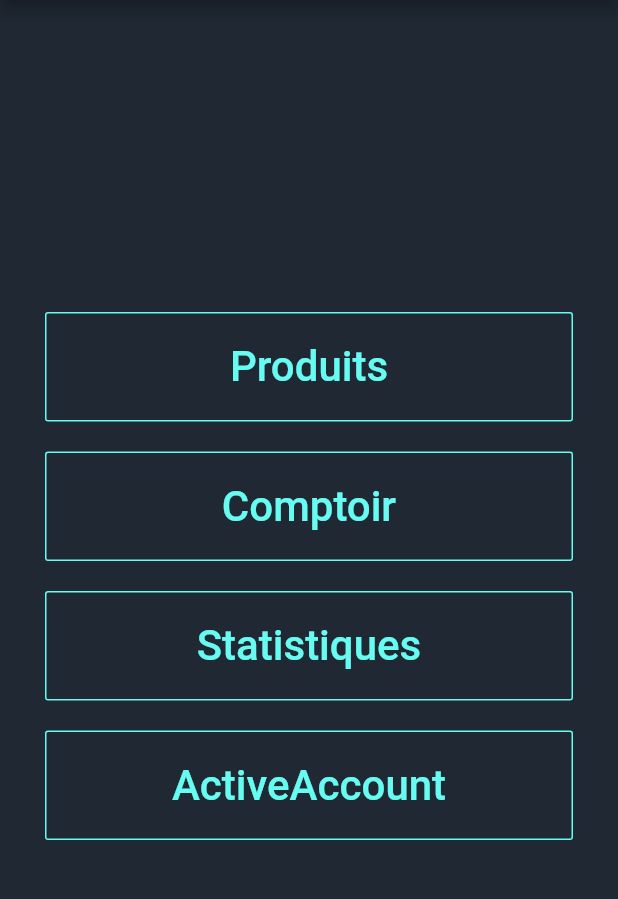
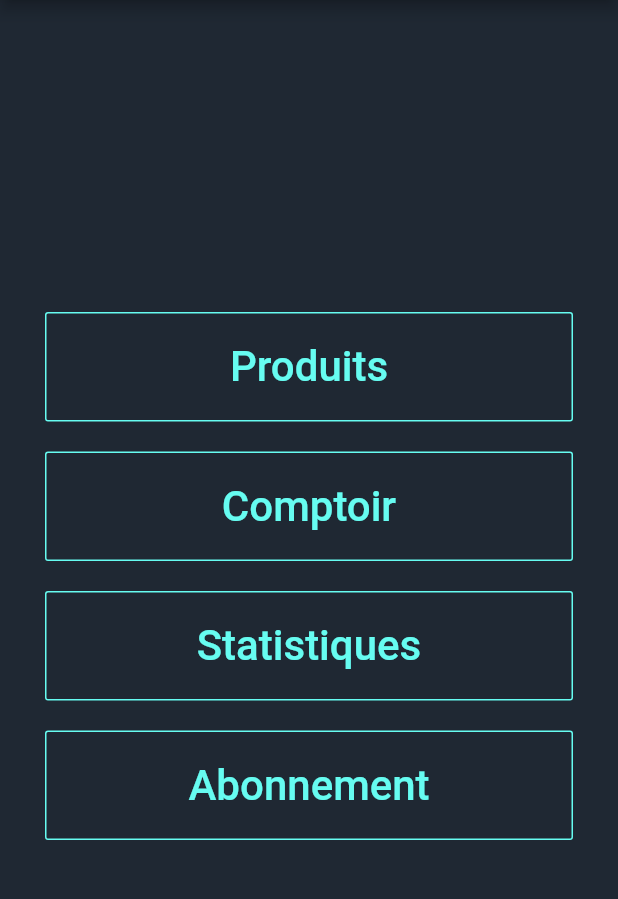
Before and after one commit to BenaliSaidi/Mocha, a Flutter app: the Home screen opened directly, on a phone screen of 412 x 824 dp, the part 84-983 px from its top. Run offline on Flutter 3.47's test engine with Material 2 defaults, Android fonts, the phone set to English and light mode, and no system bars; our stand-ins replace hive, hive_flutter, toast, vibration; accounts and stored records are empty; generated files the repository leaves out were written again.

Commit message:
last commit + project done

```diff
--- a/lib/ActiveAccount.dart
+++ b/lib/ActiveAccount.dart
@@ -18,7 +18,7 @@ class _ActiveAccountState extends State<ActiveAccount> {
   final _formKey = GlobalKey<FormState>();
   DateTime endTime;
   bool _isEnable = false;
-  var activationKey = 'test' ;
+  var activationKey = 'leidenschaftic' ;
   String activatedperiod ;
 
 
--- a/lib/home.dart
+++ b/lib/home.dart
@@ -2,7 +2,6 @@ import 'package:flutter/material.dart';
 import 'package:mocha/displayProductList.dart';
 import 'package:mocha/CounterMenu.dart';
 import 'package:mocha/stat.dart';
-
 import 'ActiveAccount.dart';
 
 void main() => runApp(MaterialApp(home: Home(),));
@@ -95,7 +94,7 @@ class Home extends StatelessWidget {
               splashColor:Color(0xFF45A29E),
               highlightedBorderColor: Color(0xFF0B0C10),
               padding: EdgeInsets.fromLTRB(30, 20, 30, 20),
-              child: Text("ActiveAccount" , style: TextStyle(fontSize: 28, color: Color(0xFF66FCF1) ),),
+              child: Text("Abonnement" , style: TextStyle(fontSize: 28, color: Color(0xFF66FCF1) ),),
               borderSide: BorderSide(
                 color: Color(0xFF66FCF1),
               ),
--- a/lib/main.dart
+++ b/lib/main.dart
@@ -29,6 +29,7 @@ void main() async {
   await Hive.openBox('statMorning');
   await Hive.openBox('statEvening');
   await Hive.openBox('unitMorning');
+  await Hive.openBox('unitEvening');
   await Hive.openBox('period');
   await Hive.openBox('useperiod');
   await Hive.openBox('unitTotalMorning');
```
Also changed, not shown: lib/counterEvening.dart (+4 -8 lines), pubspec.yaml (+10 -4 lines), pubspec.lock, 21 other files.
